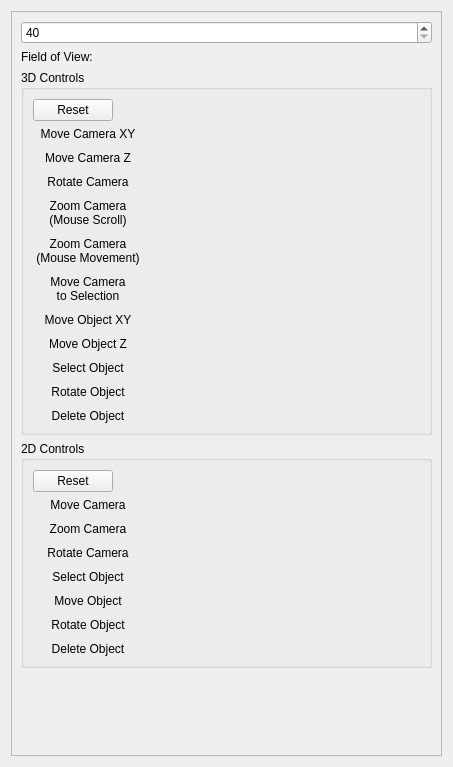
NickHugi/PyKotor, file ui/widgets/settings/module_designer.ui: the form before one commit.
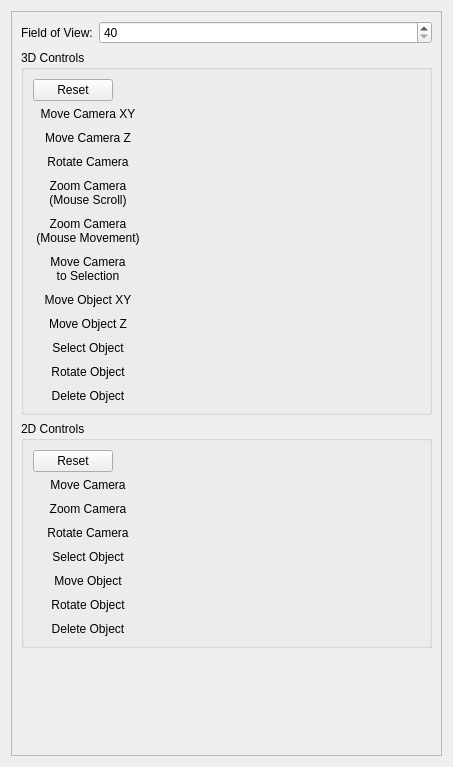
The form after the commit. Custom widgets are drawn as their Qt base class.

Commit message: Add 2d view to Module Designer

```diff
--- a/ui/widgets/settings/module_designer.ui
+++ b/ui/widgets/settings/module_designer.ui
@@ -30,6 +30,15 @@
       </property>
       <layout class="QVBoxLayout" name="verticalLayout">
        <item>
+        <layout class="QFormLayout" name="formLayout_3">
+         <item row="0" column="0">
+          <widget class="QLabel" name="label_20">
+           <property name="text">
+            <string>Field of View:</string>
+           </property>
+          </widget>
+         </item>
+         <item row="0" column="1">
         <widget class="QSpinBox" name="fovSpin">
          <property name="minimum">
           <number>40</number>
@@ -39,12 +48,7 @@
          </property>
         </widget>
        </item>
-       <item>
-        <widget class="QLabel" name="label">
-         <property name="text">
-          <string>Field of View:</string>
-         </property>
-        </widget>
+        </layout>
        </item>
        <item>
         <widget class="QGroupBox" name="groupBox">
```
Lines whose indentation alone changed are shown as unchanged. The commit also changes 6 other files.
